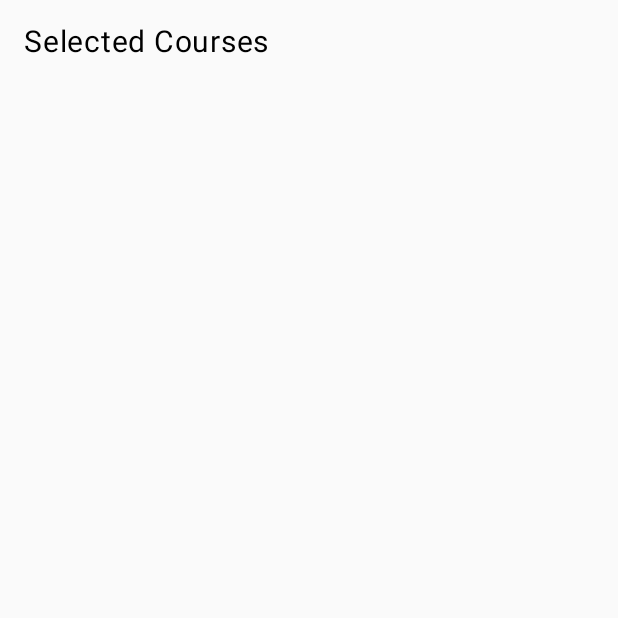
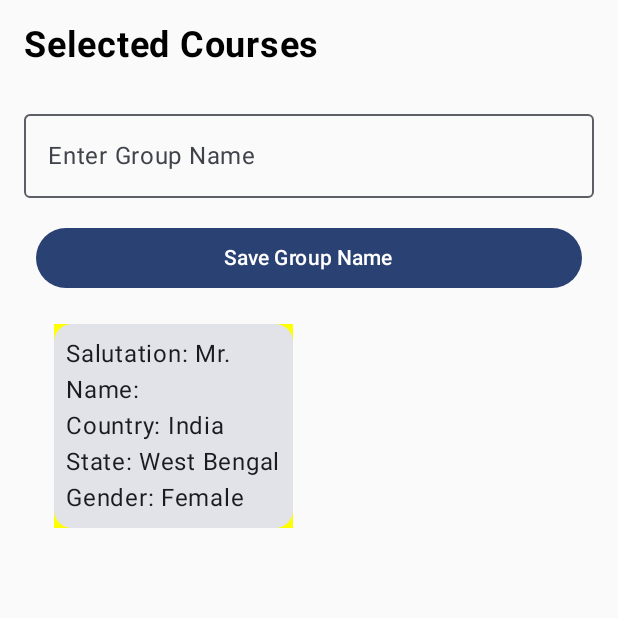
Before and after one commit to devaviks/DropDown, an Android app built with Jetpack Compose: the SecondActivity screen opened directly, with no data from a screen before it, after a tap on "Create Group", on a phone screen of 412 x 824 dp, the top half of it. Run offline under Robolectric (Android 15) with nearby library versions, the phone set to English and light mode, and no system bars; 1 other tap on this screen came first.

Commit message:
6thOctober

```diff
--- a/app/src/main/java/com/example/dropdown/SecondActivity.kt
+++ b/app/src/main/java/com/example/dropdown/SecondActivity.kt
@@ -1,11 +1,12 @@
 package com.example.dropdown
 
+import android.annotation.SuppressLint
 import android.content.Intent
 import android.os.Bundle
-import android.util.Log
 import androidx.activity.ComponentActivity
 import androidx.activity.compose.setContent
 import androidx.compose.foundation.background
+import androidx.compose.foundation.border
 import androidx.compose.foundation.clickable
 import androidx.compose.foundation.layout.Column
 import androidx.compose.foundation.layout.fillMaxSize
@@ -22,7 +23,6 @@ import androidx.compose.runtime.mutableStateOf
 import androidx.compose.runtime.remember
 import androidx.compose.runtime.setValue
 import androidx.compose.ui.Modifier
-import androidx.compose.ui.draw.shadow
 import androidx.compose.ui.graphics.Color
 import androidx.compose.ui.platform.LocalContext
 import androidx.compose.ui.unit.dp
@@ -41,15 +41,14 @@ class SecondActivity : ComponentActivity() {
     }
 }
 
-
-
+@SuppressLint("MutableCollectionMutableState")
 @Composable
 fun DisplayDataScreen() {
     val context = LocalContext.current
     val dbHandler = DBHandler(context)
 
     var courses by remember { mutableStateOf<List<Course>>(emptyList()) }
-    var selectedCourses : MutableList<Course> = mutableListOf()
+    var selectedCourses: MutableList<Course> by remember { mutableStateOf(mutableListOf()) }
 
     LaunchedEffect(Unit) {
         val data = dbHandler.getAllCourses()
@@ -74,16 +73,26 @@ fun DisplayDataScreen() {
                 .weight(1f)
         ) {
             items(courses) { course ->
+                var isSelected by remember { mutableStateOf(course.isSelected) }
                 Card(
                     modifier = Modifier
                         .fillMaxWidth()
                         .padding(8.dp)
-                        .shadow(4.dp)
                         .clickable {
-                            course.isSelected = !course.isSelected
-                            selectedCourses.add(course)
+                            isSelected = !isSelected
+                            if (isSelected) {
+                                selectedCourses.add(course)
+                            } else {
+                                selectedCourses.remove(course)
+                            }
                         }
-                        .background(if (course.isSelected) Color.Yellow else Color.White),
+                        .background(
+                            if (isSelected) Color.Yellow else Color.White
+                        )
+                        .border(
+                            width = 2.dp,
+                            color = if (isSelected) Color.Blue else Color.Transparent // Set the border color for selected item
+                        ),
                     shape = MaterialTheme.shapes.medium,
                 ) {
                     Column(
--- a/app/src/main/java/com/example/dropdown/ThirdActivity.kt
+++ b/app/src/main/java/com/example/dropdown/ThirdActivity.kt
@@ -1,23 +1,35 @@
 
 package com.example.dropdown
 
+
+import android.content.Context
 import android.os.Bundle
 import androidx.activity.ComponentActivity
 import androidx.activity.compose.setContent
+import androidx.compose.foundation.background
+import androidx.compose.foundation.clickable
 import androidx.compose.foundation.layout.Column
+import androidx.compose.foundation.layout.PaddingValues
+import androidx.compose.foundation.layout.Spacer
 import androidx.compose.foundation.layout.fillMaxSize
 import androidx.compose.foundation.layout.fillMaxWidth
 import androidx.compose.foundation.layout.height
 import androidx.compose.foundation.layout.padding
-import androidx.compose.foundation.layout.width
 import androidx.compose.foundation.lazy.LazyRow
+import androidx.compose.foundation.lazy.items
+import androidx.compose.material3.Button
 import androidx.compose.material3.Card
-import androidx.compose.material3.MaterialTheme
+import androidx.compose.material3.ExperimentalMaterial3Api
+import androidx.compose.material3.OutlinedTextField
 import androidx.compose.material3.Text
 import androidx.compose.runtime.Composable
+import androidx.compose.runtime.getValue
+import androidx.compose.runtime.mutableStateOf
+import androidx.compose.runtime.remember
+import androidx.compose.runtime.setValue
 import androidx.compose.ui.Modifier
-import androidx.compose.ui.draw.shadow
 import androidx.compose.ui.graphics.Color
+import androidx.compose.ui.text.font.FontWeight
 import androidx.compose.ui.unit.dp
 import androidx.compose.ui.unit.sp
 import com.example.dropdown.ui.theme.DropDownTheme
@@ -26,17 +38,27 @@ class ThirdActivity : ComponentActivity() {
     override fun onCreate(savedInstanceState: Bundle?) {
         super.onCreate(savedInstanceState)
         setContent {
-            val selectedCourses = intent.getSerializableExtra("selectedCourses") as? ArrayList<*> ?: emptyList()
+            @Suppress("DEPRECATION")
+            val selectedCourses =
+                intent.getParcelableArrayListExtra<Course>("selectedCourses") ?: emptyList()
 
             DropDownTheme {
                 DisplaySelectedCoursesScreen(selectedCourses)
             }
         }
     }
-}
 
+    @OptIn(ExperimentalMaterial3Api::class)
     @Composable
-fun DisplaySelectedCoursesScreen(selectedCourses: List<Any>) {
+    fun DisplaySelectedCoursesScreen(selectedCourses: List<Course>) {
+        var groupName by remember { mutableStateOf("") }
+        var savedData by remember { mutableStateOf<List<String>>(emptyList()) }
+
+        // Load the group name and saved data from SharedPreferences when the screen is created
+        val sharedPreferences = getSharedPreferences("GroupData", Context.MODE_PRIVATE)
+        groupName = sharedPreferences.getString("groupName", "") ?: ""
+        savedData = getSavedData(groupName, selectedCourses)
+
         Column(
             modifier = Modifier
                 .fillMaxSize()
@@ -45,11 +67,110 @@ fun DisplaySelectedCoursesScreen(selectedCourses: List<Any>) {
             Text(
                 text = "Selected Courses",
                 color = Color.Black,
-            fontSize = 20.sp,
+                fontSize = 24.sp,
+                fontWeight = FontWeight.Bold,
                 modifier = Modifier.padding(bottom = 16.dp)
             )
 
+            // Input field to enter the group name
+            var textValue by remember { mutableStateOf("") }
 
+            OutlinedTextField(
+                value = textValue,
+                onValueChange = { newText ->
+                    textValue = newText
+                },
+                label = { Text("Enter Group Name") },
+                modifier = Modifier
+                    .fillMaxWidth()
+                    .padding(vertical = 8.dp)
+            )
 
+            // Button to save the group name to SharedPreferences
+            Button(
+                onClick = {
+                    val groupNameText = textValue.trim()
+                    if (groupNameText.isNotEmpty()) {
+                        // Save the group name to SharedPreferences
+                        saveGroupNameToSharedPreferences(groupNameText)
+
+                        // Update the saved data list
+                        savedData = getSavedData(groupNameText, selectedCourses)
+                        groupName = groupNameText // Set the group name
+                    }
+                },
+                modifier = Modifier
+                    .fillMaxWidth()
+                    .padding(8.dp)
+            ) {
+                Text(text = "Save Group Name")
+            }
+
+            // Use LazyRow to display selected courses horizontally
+            LazyRow(
+                modifier = Modifier.fillMaxWidth(),
+                contentPadding = PaddingValues(horizontal = 16.dp, vertical = 8.dp)
+            ) {
+                items(selectedCourses) { course ->
+                    Card(
+                        modifier = Modifier
+                            .padding(4.dp)
+                            .background(Color.Yellow)
+                            .clickable { /* Handle item click if needed */ }
+                    ) {
+                        Column(
+                            modifier = Modifier.padding(8.dp)
+                        ) {
+                            Text(text = "Salutation: ${course.salutation}")
+                            Text(text = "Name: ${course.name}")
+                            Text(text = "Country: ${course.country}")
+                            Text(text = "State: ${course.state}")
+                            Text(text = "Gender: ${course.gender}")
                         }
                     }
+                }
+            }
+
+            // Display the saved data (group name and course names)
+            if (savedData.isNotEmpty()) {
+                Spacer(modifier = Modifier.height(16.dp))
+                Text(
+                    text = "Group Name and Members Details",
+                    color = Color.Black,
+                    fontSize = 20.sp,
+                    fontWeight = FontWeight.Bold,
+                    modifier = Modifier.padding(bottom = 8.dp)
+                )
+                savedData.forEach { savedItem ->
+                    Text(
+                        text = savedItem,
+                        fontSize = 16.sp,
+                        modifier = Modifier.padding(bottom = 4.dp)
+                    )
+                }
+            }
+        }
+    }
+
+    private fun saveGroupNameToSharedPreferences(groupName: String) {
+        val sharedPreferences = getSharedPreferences("GroupData", Context.MODE_PRIVATE)
+        val editor = sharedPreferences.edit()
+        editor.putString("groupName", groupName)
+        editor.apply()
+    }
+
+    private fun getSavedData(groupName: String, selectedCourses: List<Course>): List<String> {
+        val savedDataList = mutableListOf<String>()
+
+        // Add the group name to the saved data list
+        if (groupName.isNotEmpty()) {
+            savedDataList.add("Group: $groupName")
+
+            // Add course names to the saved data list as a comma-separated string
+            val groupMembers = selectedCourses.joinToString(", ") { course -> course.name }
+            savedDataList.add("Group Members: $groupMembers")
+        }
+
+        return savedDataList
+    }
+}
```
Also changed, not shown: app/src/main/java/com/example/dropdown/Group_database.kt (added, +34 -0 lines). Lines whose indentation alone changed are shown as unchanged.
